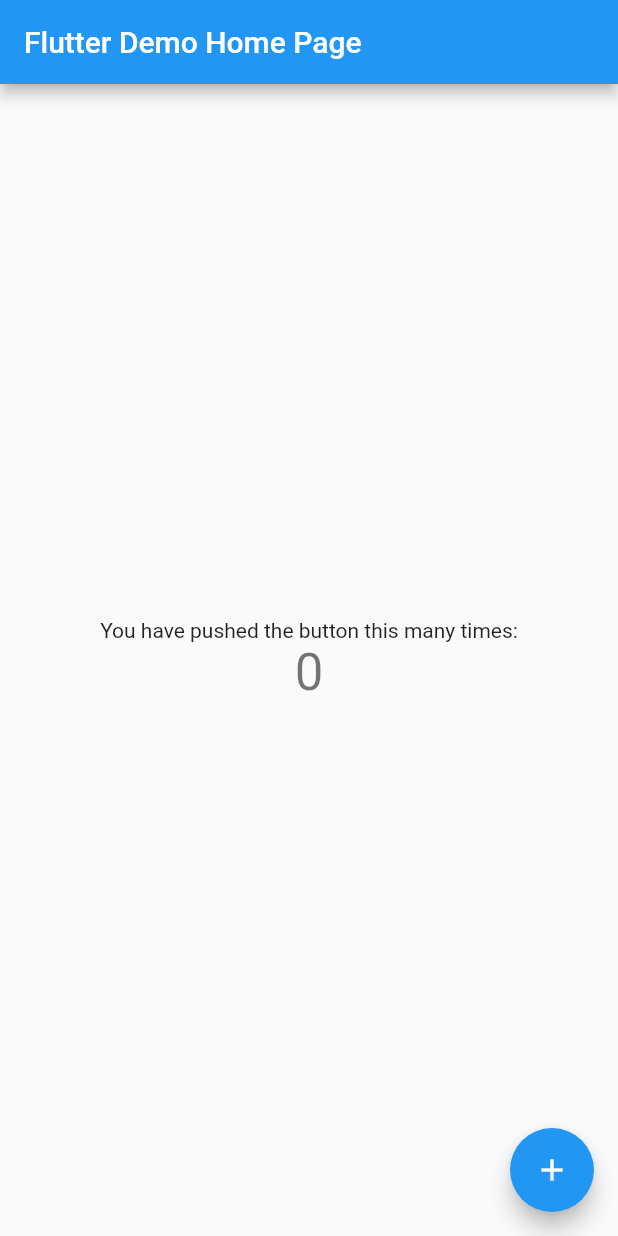
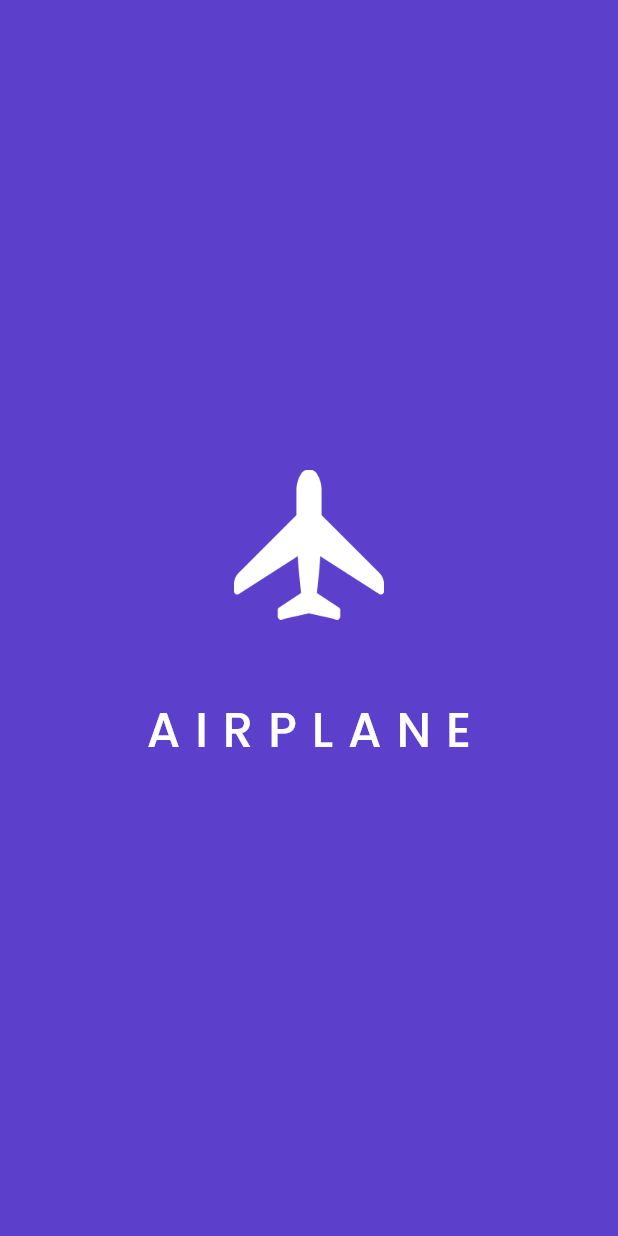
Before and after one commit to ariefendi992/flutter_app, a Flutter app: the screen it shows after launch, on a phone screen of 412 x 824 dp. Run offline on Flutter 3.47's test engine with Material 2 defaults, Android fonts, the light colour scheme and no system bars; our stand-ins replace google_fonts.

Commit message:
splash page

```diff
--- a/lib/main.dart
+++ b/lib/main.dart
@@ -1,115 +1,17 @@
 import 'package:flutter/material.dart';
+import 'package:flutter_airplane_v2/ui/pages/splash_page.dart';
 
-void main() {
-  runApp(const MyApp());
-}
+void main() => runApp(const MyApp());
 
 class MyApp extends StatelessWidget {
   const MyApp({Key? key}) : super(key: key);
 
-  // This widget is the root of your application.
   @override
   Widget build(BuildContext context) {
     return MaterialApp(
-      title: 'Flutter Demo',
-      theme: ThemeData(
-        // This is the theme of your application.
-        //
-        // Try running your application with "flutter run". You'll see the
-        // application has a blue toolbar. Then, without quitting the app, try
-        // changing the primarySwatch below to Colors.green and then invoke
-        // "hot reload" (press "r" in the console where you ran "flutter run",
-        // or simply save your changes to "hot reload" in a Flutter IDE).
-        // Notice that the counter didn't reset back to zero; the application
-        // is not restarted.
-        primarySwatch: Colors.blue,
-      ),
-      home: const MyHomePage(title: 'Flutter Demo Home Page'),
+      title: ''.toString(),
+      debugShowCheckedModeBanner: false,
+      home: const SplashPage(),
     );
   }
 }
-
-class MyHomePage extends StatefulWidget {
-  const MyHomePage({Key? key, required this.title}) : super(key: key);
-
-  // This widget is the home page of your application. It is stateful, meaning
-  // that it has a State object (defined below) that contains fields that affect
-  // how it looks.
-
-  // This class is the configuration for the state. It holds the values (in this
-  // case the title) provided by the parent (in this case the App widget) and
-  // used by the build method of the State. Fields in a Widget subclass are
-  // always marked "final".
-
-  final String title;
-
-  @override
-  State<MyHomePage> createState() => _MyHomePageState();
-}
-
-class _MyHomePageState extends State<MyHomePage> {
-  int _counter = 0;
-
-  void _incrementCounter() {
-    setState(() {
-      // This call to setState tells the Flutter framework that something has
-      // changed in this State, which causes it to rerun the build method below
-      // so that the display can reflect the updated values. If we changed
-      // _counter without calling setState(), then the build method would not be
-      // called again, and so nothing would appear to happen.
-      _counter++;
-    });
-  }
-
-  @override
-  Widget build(BuildContext context) {
-    // This method is rerun every time setState is called, for instance as done
-    // by the _incrementCounter method above.
-    //
-    // The Flutter framework has been optimized to make rerunning build methods
-    // fast, so that you can just rebuild anything that needs updating rather
-    // than having to individually change instances of widgets.
-    return Scaffold(
-      appBar: AppBar(
-        // Here we take the value from the MyHomePage object that was created by
-        // the App.build method, and use it to set our appbar title.
-        title: Text(widget.title),
-      ),
-      body: Center(
-        // Center is a layout widget. It takes a single child and positions it
-        // in the middle of the parent.
-        child: Column(
-          // Column is also a layout widget. It takes a list of children and
-          // arranges them vertically. By default, it sizes itself to fit its
-          // children horizontally, and tries to be as tall as its parent.
-          //
-          // Invoke "debug painting" (press "p" in the console, choose the
-          // "Toggle Debug Paint" action from the Flutter Inspector in Android
-          // Studio, or the "Toggle Debug Paint" command in Visual Studio Code)
-          // to see the wireframe for each widget.
-          //
-          // Column has various properties to control how it sizes itself and
-          // how it positions its children. Here we use mainAxisAlignment to
-          // center the children vertically; the main axis here is the vertical
-          // axis because Columns are vertical (the cross axis would be
-          // horizontal).
-          mainAxisAlignment: MainAxisAlignment.center,
-          children: <Widget>[
-            const Text(
-              'You have pushed the button this many times:',
-            ),
-            Text(
-              '$_counter',
-              style: Theme.of(context).textTheme.headline4,
-            ),
-          ],
-        ),
-      ),
-      floatingActionButton: FloatingActionButton(
-        onPressed: _incrementCounter,
-        tooltip: 'Increment',
-        child: const Icon(Icons.add),
-      ), // This trailing comma makes auto-formatting nicer for build methods.
-    );
-  }
-}
--- /dev/null
+++ b/lib/shared/theme.dart
@@ -0,0 +1,20 @@
+import 'package:flutter/material.dart';
+import 'package:google_fonts/google_fonts.dart';
+
+Color kPrimaryColor = const Color(0xff5C40CC);
+Color kWhiteColor = const Color(0xffFFFFFF);
+
+TextStyle whiteTextStyle = GoogleFonts.poppins(
+  color: kWhiteColor,
+);
+TextStyle purpleTextStyle = GoogleFonts.poppins(
+  color: kPrimaryColor,
+);
+
+FontWeight light = FontWeight.w300;
+FontWeight regular = FontWeight.w400;
+FontWeight medium = FontWeight.w500;
+FontWeight semiBold = FontWeight.w600;
+FontWeight bold = FontWeight.w700;
+FontWeight extraBold = FontWeight.w800;
+FontWeight black = FontWeight.w900;
--- /dev/null
+++ b/lib/ui/pages/splash_page.dart
@@ -0,0 +1,34 @@
+import 'package:flutter/material.dart';
+import 'package:flutter_airplane_v2/shared/theme.dart';
+
+class SplashPage extends StatelessWidget {
+  const SplashPage({Key? key}) : super(key: key);
+
+  @override
+  Widget build(BuildContext context) {
+    return Scaffold(
+      backgroundColor: kPrimaryColor,
+      body: Center(
+        child: Column(
+          mainAxisAlignment: MainAxisAlignment.center,
+          children: [
+            Image.asset(
+              'assets/icon_airplane.png',
+              width: 100,
+              height: 100,
+            ),
+            const SizedBox(height: 50),
+            Text(
+              'AIRPLANE',
+              style: whiteTextStyle.copyWith(
+                fontSize: 32,
+                fontWeight: medium,
+                letterSpacing: 10,
+              ),
+            ),
+          ],
+        ),
+      ),
+    );
+  }
+}
```
Also changed, not shown: pubspec.yaml (+4 -5 lines), assets/icon_airplane.png (added), assets/image_airplane.png (added), pubspec.lock.
